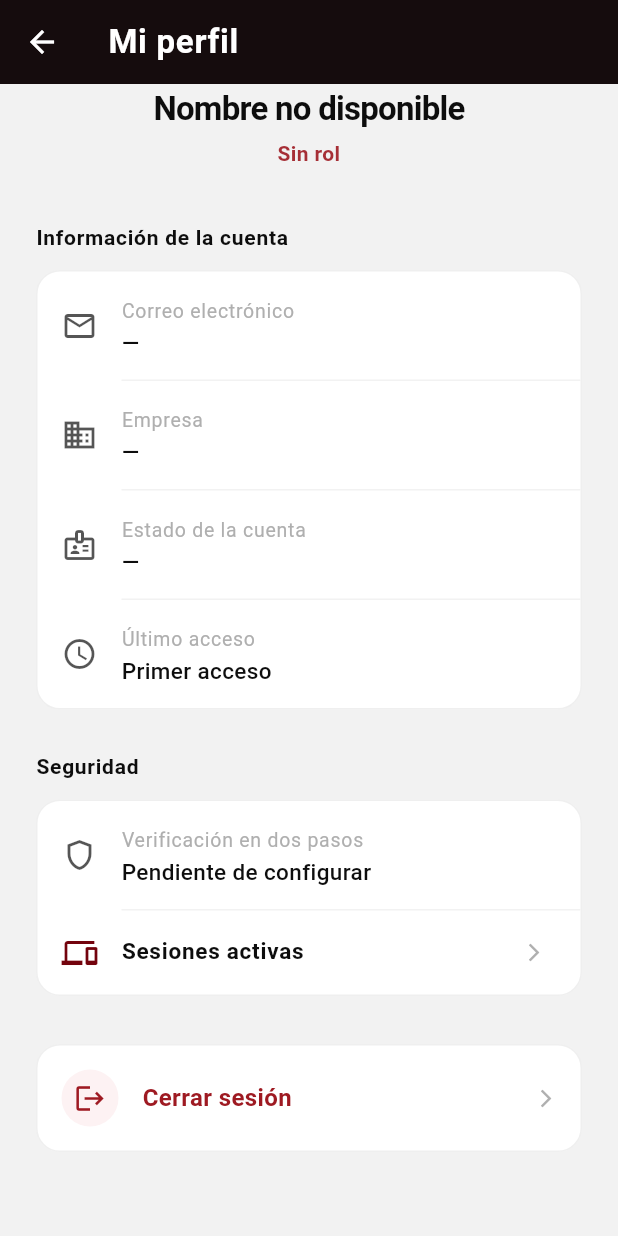
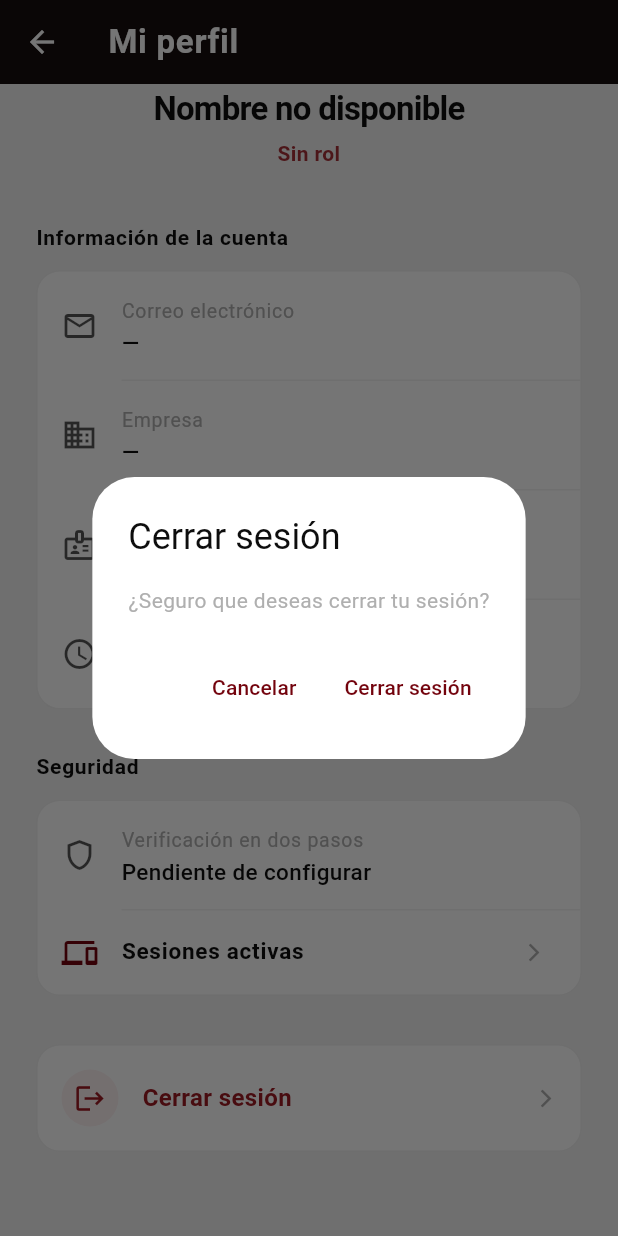
Before and after one commit to JJgithubUT/NovaERP-mobile, a Flutter app: the ProfileScreen screen opened by its route, scrolled down 165 dp, after a tap on "Cerrar sesión", on a phone screen of 412 x 824 dp. Run offline on Flutter 3.47's test engine with Material 3 defaults, Android fonts, the phone set to English and light mode, and no system bars; our stand-ins replace dio, flutter_secure_storage, qr_flutter; accounts and stored records are empty.

Commit message:
HU17: cierre de sesion explicito (logout) (#27)
AuthProvider.cerrarSesion revoca en el servidor y limpia el dispositivo
aunque no haya red. El boton de perfil pide confirmacion y muestra carga.

Co-Authored-By: Claude Sonnet 5.5 <noreply@anthropic.com>

```diff
--- a/lib/screens/profile/profile_screen.dart
+++ b/lib/screens/profile/profile_screen.dart
@@ -249,10 +249,29 @@ class _BotonCerrarSesion extends StatelessWidget {
 
   final bool cargando;
 
-  /// HU17: aqui van la confirmacion, el indicador de carga y el manejo de
-  /// errores del cierre de sesion. La base solo dispara la accion.
+  /// Pide confirmacion y cierra la sesion. El provider cierra en el
+  /// dispositivo aunque el servidor no responda, asi que no hay error que mostrar.
   Future<void> _confirmar(BuildContext context) async {
-    await context.read<AuthProvider>().cerrarSesion();
+    final auth = context.read<AuthProvider>();
+    final confirmado = await showDialog<bool>(
+      context: context,
+      builder: (ctx) => AlertDialog(
+        title: const Text('Cerrar sesión'),
+        content: const Text('¿Seguro que deseas cerrar tu sesión?'),
+        actions: [
+          TextButton(
+            onPressed: () => Navigator.of(ctx).pop(false),
+            child: const Text('Cancelar'),
+          ),
+          TextButton(
+            onPressed: () => Navigator.of(ctx).pop(true),
+            child: const Text('Cerrar sesión'),
+          ),
+        ],
+      ),
+    );
+    if (confirmado != true) return;
+    await auth.cerrarSesion();
     // Sin navegacion: AuthGate reacciona al cambio de estado.
   }
 
@@ -297,11 +316,18 @@ class _BotonCerrarSesion extends StatelessWidget {
                     ),
                   ),
                 ),
-                const Icon(
-                  Icons.arrow_forward_ios,
-                  color: AppColors.grey,
-                  size: 14,
-                ),
+                if (cargando)
+                  const SizedBox(
+                    width: 16,
+                    height: 16,
+                    child: CircularProgressIndicator(strokeWidth: 2),
+                  )
+                else
+                  const Icon(
+                    Icons.arrow_forward_ios,
+                    color: AppColors.grey,
+                    size: 14,
+                  ),
               ],
             ),
           ),
```
Also changed, not shown: lib/providers/auth_provider.dart (+8 -2 lines).
